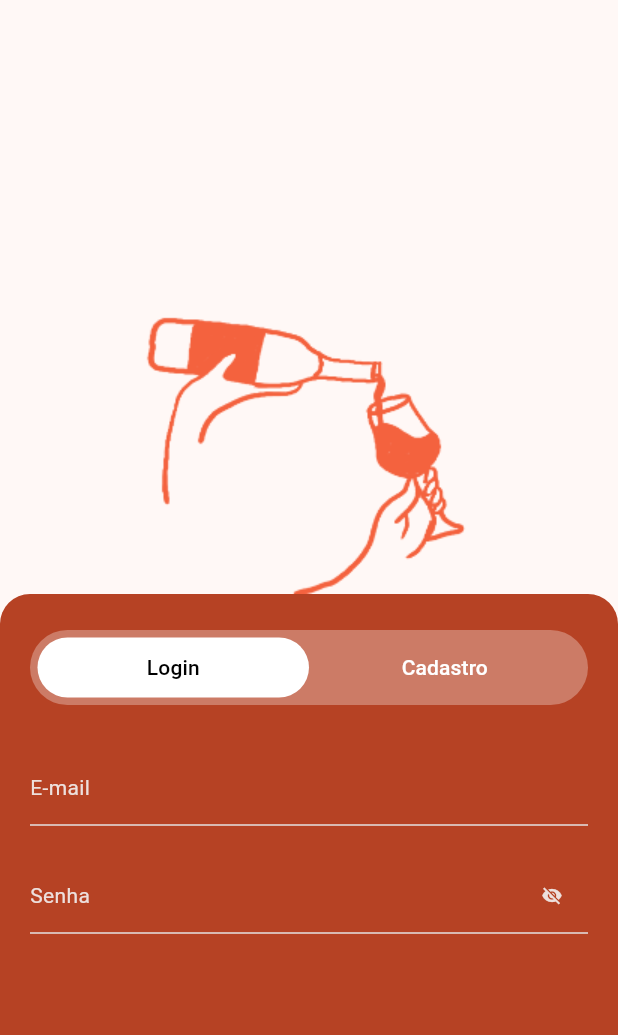
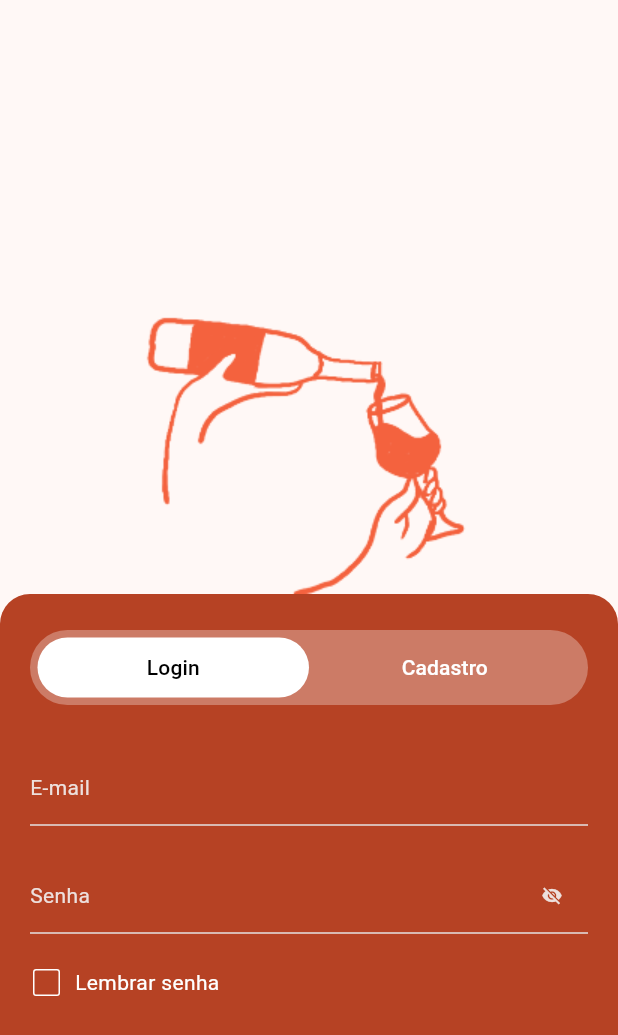
Before and after one commit to ceduardolima/sommelier, a Flutter app: the screen it shows after launch, on a phone screen of 412 x 824 dp. Shown: the top 1035 px of the screen. Run offline on Flutter 3.47's test engine with Material 3 defaults, Android fonts, the phone set to English and light mode, and no system bars; drawn by our look-alikes of flutter_form_builder; our stand-ins replace form_builder_validators, go_router.

Commit message:
creating remember me button

```diff
--- a/lib/ui/core/localization/applocalization.dart
+++ b/lib/ui/core/localization/applocalization.dart
@@ -18,6 +18,7 @@ class AppLocalization {
     'password': "Senha",
     'fieldRequired': 'Campo obrigatório',
     'invalidEmail': 'E-mail inválido',
+    'rememberPassword': "Lembrar senha",
   };
 
   String get(String label) => _strings[label] ?? '[${label.toUpperCase()}]';
--- a/lib/ui/login/widgets/login_screen.dart
+++ b/lib/ui/login/widgets/login_screen.dart
@@ -1,11 +1,13 @@
 import 'package:flutter/material.dart';
 import 'package:flutter_form_builder/flutter_form_builder.dart';
+import 'package:sommelier/ui/core/localization/applocalization.dart';
 import 'package:sommelier/ui/core/static/assets.dart';
 import 'package:sommelier/ui/core/themes/dimens.dart';
 import 'package:sommelier/ui/core/ui/widgets/bottom_sheet_container.dart';
 import 'package:sommelier/ui/login/widgets/email_input.dart';
 import 'package:sommelier/ui/login/widgets/login_switcher.dart';
 import 'package:sommelier/ui/login/widgets/password_input.dart';
+import 'package:sommelier/ui/login/widgets/remember_password_button.dart';
 
 class LoginScreen extends StatelessWidget {
   const LoginScreen({super.key});
@@ -80,9 +82,11 @@ class __LoginBottomSheetState extends State<_LoginBottomSheet> {
                 children: [
                   Column(
                     spacing: Dimens.middle.toDouble(),
+                    crossAxisAlignment: CrossAxisAlignment.start,
                     children: [
                       EmailInput(name: "username"),
                       PasswordInput(name: "password"),
+                      RememberPasswordButton(name: "remember"),
                     ],
                   ),
                   Container(
--- /dev/null
+++ b/lib/ui/login/widgets/remember_password_button.dart
@@ -0,0 +1,59 @@
+import 'package:flutter/material.dart';
+import 'package:flutter_form_builder/flutter_form_builder.dart';
+import 'package:sommelier/ui/core/localization/applocalization.dart';
+import 'package:sommelier/ui/core/themes/dimens.dart';
+
+class RememberPasswordButton extends StatefulWidget {
+  const RememberPasswordButton({super.key, required this.name});
+  final String name;
+
+  @override
+  State<RememberPasswordButton> createState() => _RememberPasswordButtonState();
+}
+
+class _RememberPasswordButtonState extends State<RememberPasswordButton> {
+  bool _checked = false;
+
+  @override
+  Widget build(BuildContext context) {
+    return FormBuilderField(
+      name: widget.name,
+      builder: (state) {
+        return InkWell(
+          onTap: () {
+            setState(() {
+              _checked = !_checked;
+            });
+            state.didChange(_checked);
+          },
+          child: Row(
+            spacing: Dimens.small.toDouble(),
+            children: [
+              SizedBox(
+                height: 22,
+                width: 22,
+                child: Checkbox(
+                  materialTapTargetSize: MaterialTapTargetSize.shrinkWrap,
+                  value: _checked,
+                  onChanged: (value) {
+                    setState(() {
+                      _checked = value ?? false;
+                      state.didChange(_checked);
+                    });
+                  },
+                  side: BorderSide(color: Colors.white),
+                ),
+              ),
+              Text(
+                AppLocalization.of(context).get('rememberPassword'),
+                style: TextTheme.of(
+                  context,
+                ).bodyMedium?.copyWith(color: Colors.white),
+              ),
+            ],
+          ),
+        );
+      },
+    );
+  }
+}
```
